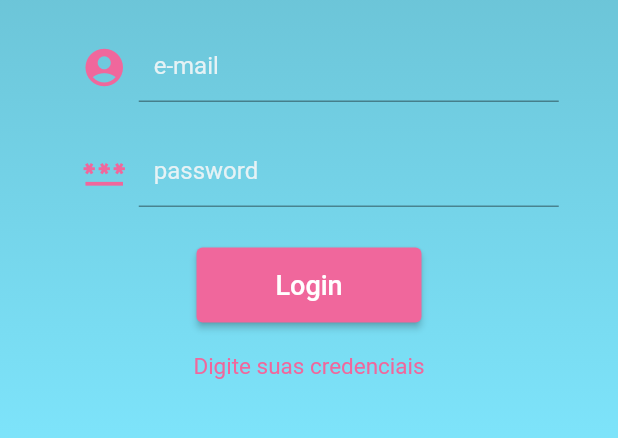
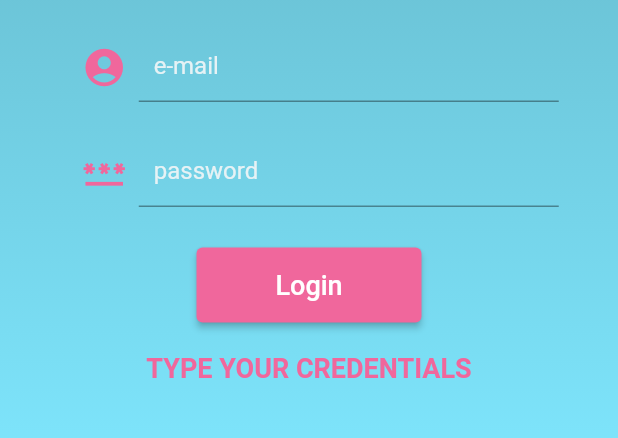
Before and after one commit to jorgednts/drags-race-app, a Flutter app: the screen it shows after launch, on a phone screen of 412 x 824 dp, the part 405-843 px from its top. Run offline on Flutter 3.47's test engine with Material 2 defaults, Android fonts, the phone set to English and light mode, and no system bars; our stand-ins replace dio; generated files the repository leaves out were written again.

```diff
--- a/lib/modules/auth/presentation/page/login_page.dart
+++ b/lib/modules/auth/presentation/page/login_page.dart
@@ -32,12 +32,21 @@ class _LoginPageState extends State<LoginPage> {
   }
 
   Widget setInfoText(String infoText) => Container(
-        child: Text(
-          infoText,
-          style: const TextStyle(
-              fontSize: 15,
-              color: DragRaceConstantsColors.secondaryColor),
-        ),
+          child: Padding(
+            padding: const EdgeInsets.only(left: 20, right: 20),
+            child: Container(
+              width: MediaQuery.of(context).size.width,
+              child: Text(
+                infoText,
+                style: const TextStyle(
+                    fontSize: 18,
+                    color: DragRaceConstantsColors.secondaryColor,
+                    fontWeight: FontWeight.bold,
+                ),
+                textAlign: TextAlign.center,
+              ),
+            ),
+          ),
       );
 
   @override
@@ -138,11 +147,16 @@ class _LoginPageState extends State<LoginPage> {
                         builder: (context, state, _) {
                           switch (state) {
                             case LoginPageState.initialState:
-                              return setInfoText('Digite suas credenciais');
+                              return setInfoText(
+                                  S.of(context).loginPageInitialInfoText);
                             case LoginPageState.credentialError:
-                              return setInfoText('Credenciais Inválidas');
+                              return setInfoText(S
+                                  .of(context)
+                                  .loginPageInvalidCredentialsInfoText);
                             case LoginPageState.successLogin:
-                              return setInfoText('Sucesso');
+                              return setInfoText(S
+                                  .of(context)
+                                  .loginPageSuccessfulLoginInfoText);
                           }
                         }),
                   )
```
